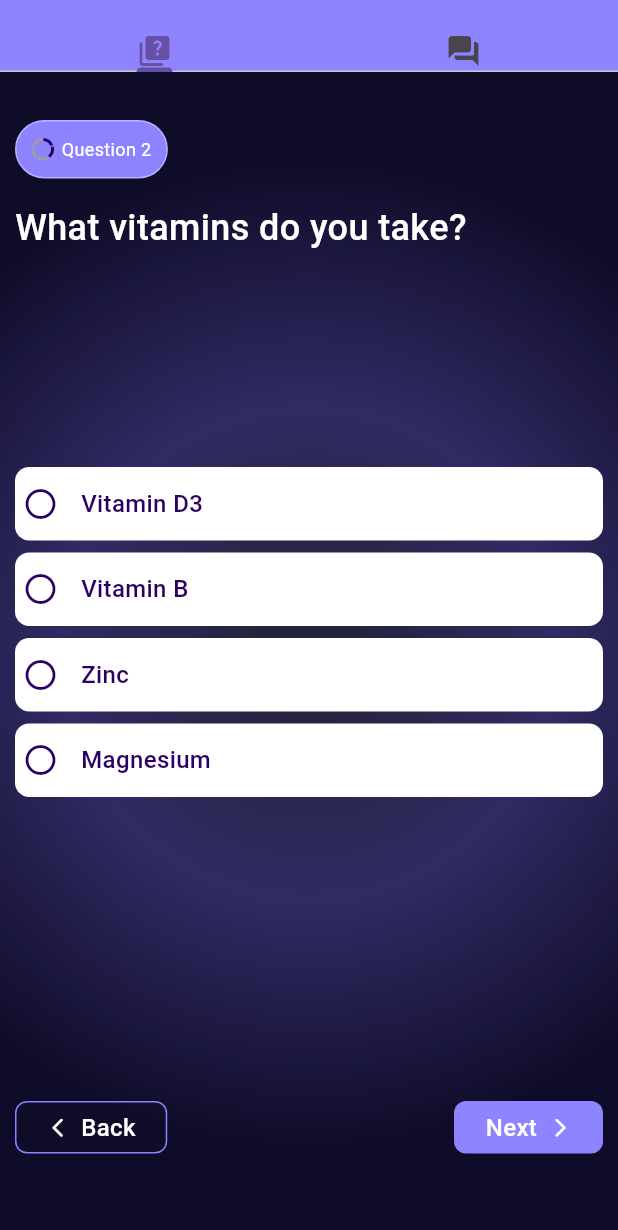
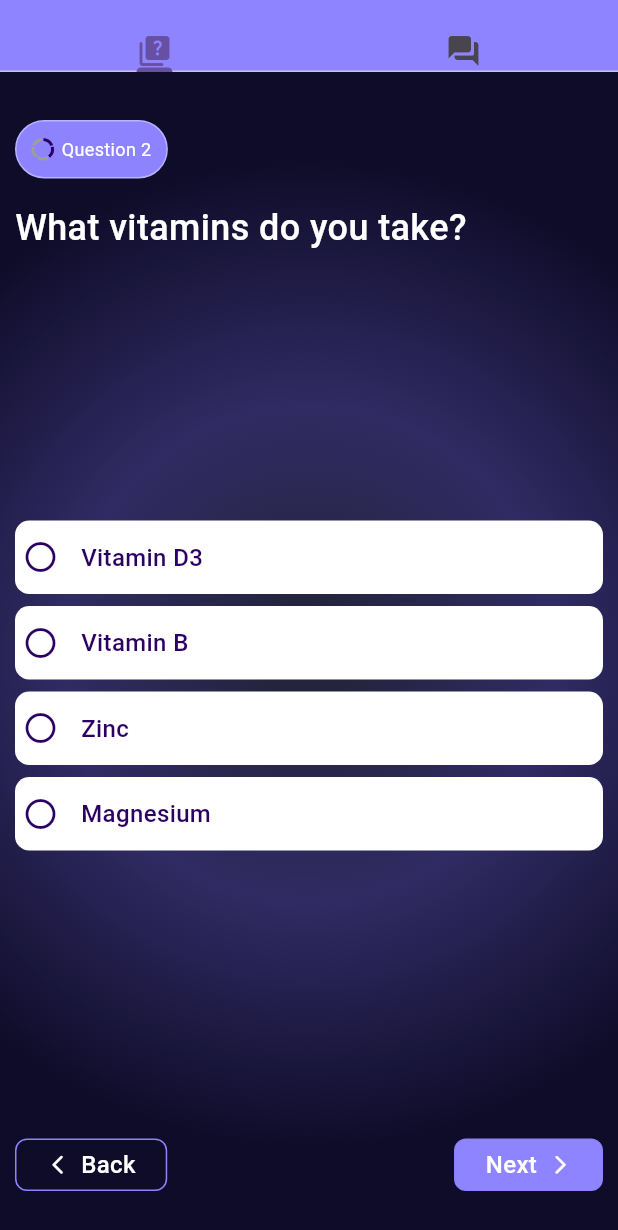
Before and after one commit to WeamEssam/final_project_quiz_app, a Flutter app: the QuizView screen opened by its route, after a tap on "Strongly satisfied", after a tap on "Next", on a phone screen of 412 x 824 dp. Shown: the top 1230 px of the screen. Run offline on Flutter 3.47's test engine with Material 3 defaults, Android fonts, the phone set to English and light mode, and no system bars; drawn by our look-alikes of step_progress_indicator; our stand-ins replace percent_indicator; Roboto replaces fonts that are missing (Gilroy).

Commit message:
Update code with new changes

```diff
--- a/final_project_quiz_app/lib/main.dart
+++ b/final_project_quiz_app/lib/main.dart
@@ -17,7 +17,7 @@ class QuizApp extends StatelessWidget {
     return MaterialApp(
       debugShowCheckedModeBanner: false,
       routes: {
-        QuizView.routeName: (context) => const QuizView(),
+        QuizView.routeName: (context) => QuizView(),
         HomeView.routeName: (context) => const HomeView(),
         MarksView.routeName: (context) => MarksView(),
         SignInView.routeName: (context) => const SignInView(),
--- a/final_project_quiz_app/lib/views/quiz_view.dart
+++ b/final_project_quiz_app/lib/views/quiz_view.dart
@@ -1,20 +1,22 @@
 import 'package:flutter/material.dart';
 import 'package:quiz_app/widgets/answers_tab.dart';
+import 'package:quiz_app/widgets/button_section.dart';
 import 'package:quiz_app/widgets/custome_quiz_container.dart';
 import 'package:quiz_app/widgets/list_item_widget.dart';
 
 class QuizView extends StatefulWidget {
-  const QuizView({super.key});
+  QuizView({super.key});
   static String routeName = 'quiz view';
   static int getMarks = 0;
+  final PageController pageController = PageController();
 
   @override
   State<QuizView> createState() => _QuizViewState();
 }
 
 class _QuizViewState extends State<QuizView> {
-  PageController pageController = PageController();
   int totalScore = 0;
+  int pageIndex = 0;
 
   void updateScore(int score) {
     setState(() {
@@ -38,11 +40,9 @@ class _QuizViewState extends State<QuizView> {
             ],
           ),
         ),
-        body: TabBarView(children: [
-          Column(
+        body: TabBarView(
           children: [
-              Expanded(
-                child: Container(
+            Container(
               decoration: const BoxDecoration(
                 gradient: RadialGradient(
                   center: Alignment.center,
@@ -55,26 +55,76 @@ class _QuizViewState extends State<QuizView> {
                   stops: [0.1, 0.5, 1.0],
                 ),
               ),
+              child: Column(
+                children: [
+                  Expanded(
                     child: PageView.builder(
-                    controller: pageController,
+                      controller: widget.pageController,
                       physics: const NeverScrollableScrollPhysics(),
                       itemCount: quizList.length,
                       itemBuilder: (BuildContext context, int index) {
+                        pageIndex = index;
                         return CustomeQuizContainer(
-                        pageIndex: index,
+                          pageIndex: pageIndex,
                           quizModel: quizList[index],
-                        pageController: pageController,
                           onScoreUpdated: updateScore,
                         );
                       },
                     ),
                   ),
-              ),
+                  ButtonSection(pageIndex: pageIndex, quizViewWidget: widget)
                 ],
               ),
+            ),
             const AnswersTab()
-        ]),
+          ],
+        ),
       ),
     );
   }
 }
+
+
+
+
+
+
+
+
+//// instead of ButtonSection
+
+ // Padding(
+                //   padding: const EdgeInsets.only(bottom: 30),
+                //   child: Row(
+                //     mainAxisAlignment: MainAxisAlignment.spaceBetween,
+                //     crossAxisAlignment: CrossAxisAlignment.end,
+                //     children: [
+                //       GestureDetector(
+                //         onTap: () {
+                //           if (pageIndex == 0) {
+                //             Navigator.pushNamed(context, HomeView.routeName);
+                //           } else {
+                //             pageIndex--;
+                //             pageController.animateToPage(pageIndex,
+                //                 duration: const Duration(milliseconds: 600),
+                //                 curve: Curves.easeIn);
+                //           }
+                //         },
+                //         child: const CustomeBackButton(),
+                //       ),
+                //       GestureDetector(
+                //         onTap: () {
+                //           if (pageIndex == quizList.length - 1) {
+                //             Navigator.pushNamed(context, MarksView.routeName);
+                //           } else {
+                //             pageIndex++;
+                //             pageController.animateToPage(pageIndex,
+                //                 duration: const Duration(milliseconds: 600),
+                //                 curve: Curves.easeIn);
+                //           }
+                //         },
+                //         child: const CustomeNextButton(),
+                //       ),
+                //     ],
+                //   ),
+                // )
--- a/final_project_quiz_app/lib/views/sign_in_view.dart
+++ b/final_project_quiz_app/lib/views/sign_in_view.dart
@@ -9,14 +9,13 @@ class SignInView extends StatefulWidget {
   const SignInView({super.key});
 
   static const String routeName = '/sign_in';
-  final int count = 0;
 
   @override
   State<SignInView> createState() => _SignInViewState();
 }
 
 class _SignInViewState extends State<SignInView> {
-  bool isChecked = false;
+  bool isCheckedBox = false;
   late final TextEditingController emailController;
   late final TextEditingController passwordController;
 
@@ -143,12 +142,12 @@ class _SignInViewState extends State<SignInView> {
                             ),
                             const Spacer(),
                             Checkbox(
-                              value: isChecked,
+                              value: isCheckedBox,
                               activeColor: const Color(0xFF8E84FF),
                               checkColor: Colors.white,
                               onChanged: (bool? value) {
                                 setState(() {
-                                  isChecked = value!;
+                                  isCheckedBox = value!;
                                 });
                               },
                             ),
--- a/final_project_quiz_app/lib/views/sign_up_view.dart
+++ b/final_project_quiz_app/lib/views/sign_up_view.dart
@@ -50,7 +50,9 @@ class _SignUpViewState extends State<SignUpView> {
         backgroundColor: const Color(0xFF8E84FF),
         automaticallyImplyLeading: false,
       ),
-      body: Expanded(
+      body: Column(
+        children: [
+          Expanded(
             child: Container(
               decoration: const BoxDecoration(
                 gradient: RadialGradient(
@@ -369,6 +371,8 @@ class _SignUpViewState extends State<SignUpView> {
               ),
             ),
           ),
+        ],
+      ),
     );
   }
 }
--- a/final_project_quiz_app/lib/widgets/answers_tab.dart
+++ b/final_project_quiz_app/lib/widgets/answers_tab.dart
@@ -51,7 +51,9 @@ class AnswersTab extends StatelessWidget {
                     ),
                   ),
                 );
-                  })),
+              },
+            ),
+          ),
         ),
       ],
     );
--- a/final_project_quiz_app/lib/widgets/back_button.dart
+++ b/final_project_quiz_app/lib/widgets/back_button.dart
@@ -36,6 +36,7 @@ class CustomeBackButton extends StatelessWidget {
             ),
           ],
         ),
-        ));
+      ),
+    );
   }
 }
--- a/final_project_quiz_app/lib/widgets/button_section.dart
+++ b/final_project_quiz_app/lib/widgets/button_section.dart
@@ -1,49 +1,42 @@
+// ignore_for_file: must_be_immutable
+
 import 'package:flutter/material.dart';
 import 'package:quiz_app/views/home_view.dart';
 import 'package:quiz_app/views/marks_view.dart';
+import 'package:quiz_app/views/quiz_view.dart';
 import 'package:quiz_app/widgets/back_button.dart';
 import 'package:quiz_app/widgets/custome_next_button.dart';
 import 'package:quiz_app/widgets/list_item_widget.dart';
 
-class ButtonsSection extends StatefulWidget {
-  const ButtonsSection({
+class ButtonSection extends StatefulWidget {
+  ButtonSection({
     super.key,
-    required this.pageController,
     required this.pageIndex,
+    required this.quizViewWidget,
   });
-
-  final PageController pageController;
-  final int pageIndex;
-
+  int pageIndex;
+  final QuizView quizViewWidget;
   @override
-  State<ButtonsSection> createState() => _ButtonsSectionState();
+  State<ButtonSection> createState() => _ButtonSectionState();
 }
 
-class _ButtonsSectionState extends State<ButtonsSection> {
-  late int currentPage;
-  @override
-  void initState() {
-    super.initState();
-    currentPage = widget.pageIndex;
-  }
-
+class _ButtonSectionState extends State<ButtonSection> {
   @override
   Widget build(BuildContext context) {
-    return Expanded(
-      flex: 1,
-      child: Padding(
-        padding: const EdgeInsets.only(bottom: 55),
+    return Padding(
+      padding: const EdgeInsets.only(bottom: 30, right: 10, left: 10),
       child: Row(
         mainAxisAlignment: MainAxisAlignment.spaceBetween,
         crossAxisAlignment: CrossAxisAlignment.end,
         children: [
           GestureDetector(
             onTap: () {
-                if (currentPage == 0) {
+              if (widget.pageIndex == 0) {
                 Navigator.pushNamed(context, HomeView.routeName);
               } else {
-                  currentPage--;
-                  widget.pageController.animateToPage(currentPage,
+                widget.pageIndex--;
+                widget.quizViewWidget.pageController.animateToPage(
+                    widget.pageIndex,
                     duration: const Duration(milliseconds: 600),
                     curve: Curves.easeIn);
               }
@@ -52,11 +45,12 @@ class _ButtonsSectionState extends State<ButtonsSection> {
           ),
           GestureDetector(
             onTap: () {
-                if (currentPage == quizList.length - 1) {
+              if (widget.pageIndex == quizList.length - 1) {
                 Navigator.pushNamed(context, MarksView.routeName);
               } else {
-                  currentPage++;
-                  widget.pageController.animateToPage(currentPage,
+                widget.pageIndex++;
+                widget.quizViewWidget.pageController.animateToPage(
+                    widget.pageIndex,
                     duration: const Duration(milliseconds: 600),
                     curve: Curves.easeIn);
               }
@@ -65,7 +59,6 @@ class _ButtonsSectionState extends State<ButtonsSection> {
           ),
         ],
       ),
-      ),
     );
   }
 }
--- a/final_project_quiz_app/lib/widgets/custome_next_button.dart
+++ b/final_project_quiz_app/lib/widgets/custome_next_button.dart
@@ -37,6 +37,7 @@ class CustomeNextButton extends StatelessWidget {
             ),
           ],
         ),
-        ));
+      ),
+    );
   }
 }
--- a/final_project_quiz_app/lib/widgets/custome_quiz_container.dart
+++ b/final_project_quiz_app/lib/widgets/custome_quiz_container.dart
@@ -1,8 +1,7 @@
 import 'dart:developer';
 import 'package:flutter/material.dart';
 import 'package:quiz_app/models/quiz_model.dart';
-import 'package:quiz_app/widgets/button_section.dart';
-import 'package:quiz_app/widgets/custom_answer_box.dart';
+import 'package:quiz_app/widgets/custom_choice_box.dart';
 import 'package:quiz_app/widgets/header_section.dart';
 import 'package:quiz_app/widgets/question_text.dart';
 
@@ -11,13 +10,11 @@ class CustomeQuizContainer extends StatefulWidget {
     super.key,
     required this.quizModel,
     required this.pageIndex,
-    required this.pageController,
     required this.onScoreUpdated,
   });
   final QuizModel quizModel;
-  final PageController pageController;
+  final Function(int) onScoreUpdated;
   final int pageIndex;
-  final Function(int) onScoreUpdated;
 
   @override
   State<CustomeQuizContainer> createState() => _CustomeQuizContainerState();
@@ -76,19 +73,18 @@ class _CustomeQuizContainerState extends State<CustomeQuizContainer>
                 return ChoiceBox(
                   textAnswer: widget.quizModel.choices[index],
                   onSelected: (String? newvalue) {
-                      setState(() {
+                    setState(
+                      () {
                         selectedAnswer = newvalue!;
                         checkAnswer();
                         log(score.toString());
-                      });
+                      },
+                    );
                   },
                   selectedAnswer: selectedAnswer,
                 );
-                }),
+              },
             ),
-          ButtonsSection(
-            pageController: widget.pageController,
-            pageIndex: widget.pageIndex,
           ),
         ],
       ),
--- a/final_project_quiz_app/lib/widgets/question_number.dart
+++ b/final_project_quiz_app/lib/widgets/question_number.dart
@@ -17,7 +17,6 @@ class QuestionNumber extends StatelessWidget {
         color: Colors.white,
         fontSize: 12,
         fontWeight: FontWeight.w400,
-        //   height: 0,
       ),
     );
   }
--- a/final_project_quiz_app/lib/widgets/question_text.dart
+++ b/final_project_quiz_app/lib/widgets/question_text.dart
@@ -16,7 +16,6 @@ class QuestionText extends StatelessWidget {
       style: const TextStyle(
         color: Colors.white,
         fontSize: 24,
-        fontFamily: 'Gilroy',
         fontWeight: FontWeight.w500,
       ),
     );
```
Also changed, not shown: final_project_quiz_app/lib/widgets/custom_choice_box.dart (renamed from final_project_quiz_app/lib/widgets/custom_answer_box.dart, +0 -70 lines). Lines whose indentation alone changed are shown as unchanged.
